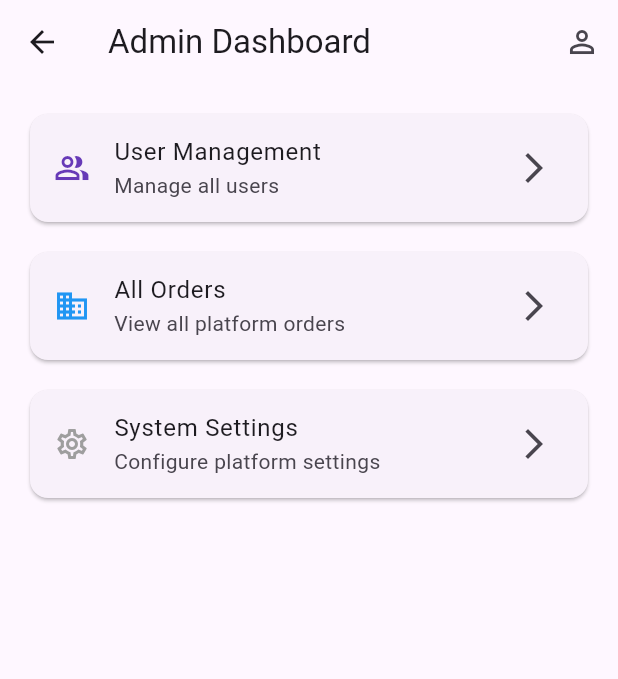
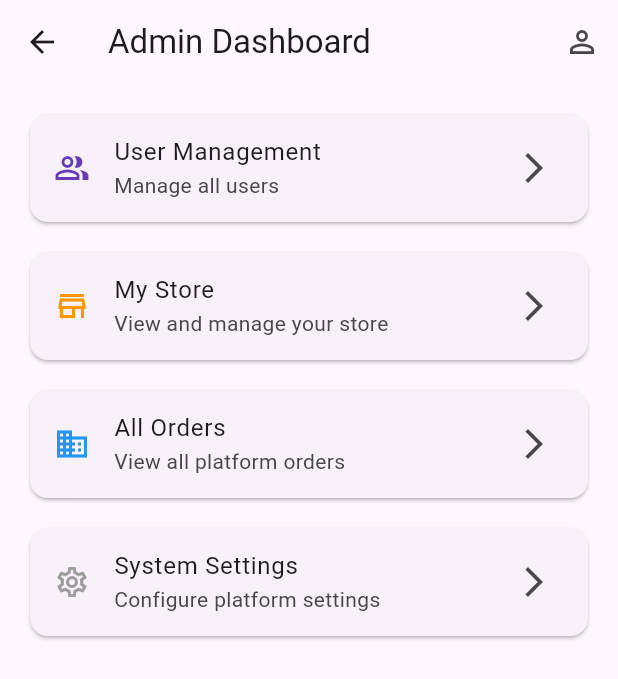
Before and after one commit to mombeh/reselio, a Flutter app: the AdminHome screen opened by its route, on a phone screen of 412 x 824 dp. Shown: the top 679 px of the screen. Run offline on Flutter 3.47's test engine with Material 3 defaults, Android fonts, the phone set to English and light mode, and no system bars; our stand-ins replace dio, shared_preferences; accounts and stored records are empty.

Commit message:
added a route for the store

```diff
--- a/apps/mobile/lib/router/app_router.dart
+++ b/apps/mobile/lib/router/app_router.dart
@@ -8,6 +8,8 @@ import 'package:mobile/screens/client_home.dart';
 import 'package:mobile/screens/admin_home.dart';
 import 'package:mobile/screens/profile_screen.dart';
 import 'package:mobile/screens/splash_screen.dart';
+import 'package:mobile/screens/create_store_screen.dart';
+import 'package:mobile/screens/my_store_screen.dart';
 import 'package:mobile/services/auth_service.dart';
 
 class AppRouter {
@@ -20,6 +22,8 @@ class AppRouter {
   static const String clientHome = '/client-home';
   static const String adminHome = '/admin-home';
   static const String profile = '/profile';
+  static const String createStore = '/create-store';
+  static const String myStore = '/my-store';
 
   static Route<dynamic> onGenerateRoute(
     RouteSettings settings,
@@ -76,6 +80,16 @@ class AppRouter {
           builder: (_) => ProfileScreen(authService: authService!),
           settings: settings,
         );
+      case createStore:
+        return MaterialPageRoute(
+          builder: (_) => CreateStoreScreen(authService: authService!),
+          settings: settings,
+        );
+      case myStore:
+        return MaterialPageRoute(
+          builder: (_) => MyStoreScreen(authService: authService!),
+          settings: settings,
+        );
       default:
         return MaterialPageRoute(
           builder: (_) => SplashScreen(authService: authService),
--- a/apps/mobile/lib/screens/admin_home.dart
+++ b/apps/mobile/lib/screens/admin_home.dart
@@ -44,6 +44,22 @@ class AdminHome extends StatelessWidget {
           const SizedBox(height: 12),
           Card(
             child: ListTile(
+              leading: const Icon(Icons.store_outlined, color: Colors.orange),
+              title: const Text('My Store'),
+              subtitle: const Text('View and manage your store'),
+              trailing: const Icon(Icons.arrow_forward_ios),
+              onTap: () {
+                Navigator.pushNamed(
+                  context,
+                  AppRouter.myStore,
+                  arguments: {'authService': authService},
+                );
+              },
+            ),
+          ),
+          const SizedBox(height: 12),
+          Card(
+            child: ListTile(
               leading: const Icon(Icons.business_outlined, color: Colors.blue),
               title: const Text('All Orders'),
               subtitle: const Text('View all platform orders'),
--- a/apps/mobile/lib/screens/client_home.dart
+++ b/apps/mobile/lib/screens/client_home.dart
@@ -58,6 +58,22 @@ class ClientHome extends StatelessWidget {
           const SizedBox(height: 12),
           Card(
             child: ListTile(
+              leading: const Icon(Icons.store_outlined, color: Colors.orange),
+              title: const Text('My Store'),
+              subtitle: const Text('View and manage your store'),
+              trailing: const Icon(Icons.arrow_forward_ios),
+              onTap: () {
+                Navigator.pushNamed(
+                  context,
+                  AppRouter.myStore,
+                  arguments: {'authService': authService},
+                );
+              },
+            ),
+          ),
+          const SizedBox(height: 12),
+          Card(
+            child: ListTile(
               leading: const Icon(Icons.analytics_outlined, color: Colors.deepPurple),
               title: const Text('Analytics'),
               subtitle: const Text('Sales and performance insights'),
--- a/apps/mobile/lib/screens/create_store_screen.dart
+++ b/apps/mobile/lib/screens/create_store_screen.dart
@@ -18,7 +18,6 @@ class _CreateStoreScreenState extends State<CreateStoreScreen> {
   final _phoneController = TextEditingController();
   final _addressController = TextEditingController();
   final _logoController = TextEditingController();
-  bool _obscurePassword = true;
   String? _error;
 
   @override
```
Also changed, not shown: apps/mobile/lib/screens/my_store_screen.dart (added, +167 -0 lines).
